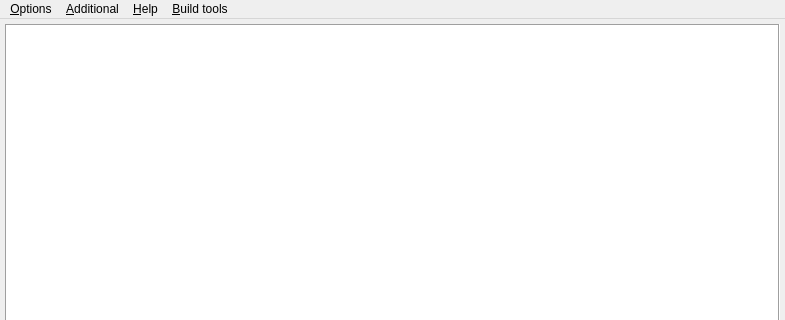
Qt form launcherwindow.ui (dngulin/ttyhlauncher) before a commit; both pictures show x 0 to 785 and y 0 to 320 of the 785 by 467 pixel window.
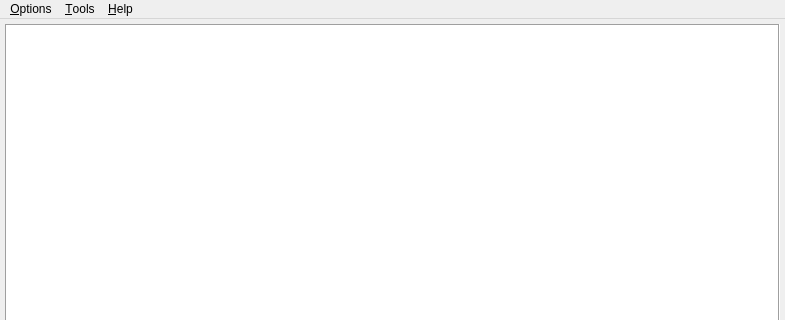
The same form after that commit. Icons and pictures are not drawn.

```diff
--- a/launcherwindow.ui
+++ b/launcherwindow.ui
@@ -200,7 +200,7 @@
    </widget>
    <widget class="QMenu" name="addMenu">
     <property name="title">
-     <string>&amp;Additional</string>
+     <string>&amp;Tools</string>
     </property>
     <addaction name="runSettings"/>
     <addaction name="changeSkin"/>
@@ -213,19 +213,9 @@
     <addaction name="bugReport"/>
     <addaction name="aboutLauncher"/>
    </widget>
-   <widget class="QMenu" name="builderMenu">
-    <property name="title">
-     <string>&amp;Build tools</string>
-    </property>
-    <addaction name="doClone"/>
-    <addaction name="doFetch"/>
-    <addaction name="doCheckout"/>
-    <addaction name="doExport"/>
-   </widget>
    <addaction name="optionsMenu"/>
    <addaction name="addMenu"/>
    <addaction name="helpMenu"/>
-   <addaction name="builderMenu"/>
   </widget>
   <action name="playOffline">
    <property name="checkable">
```
Left out of the diff: 15 changed lines with no effect on the pictures.
